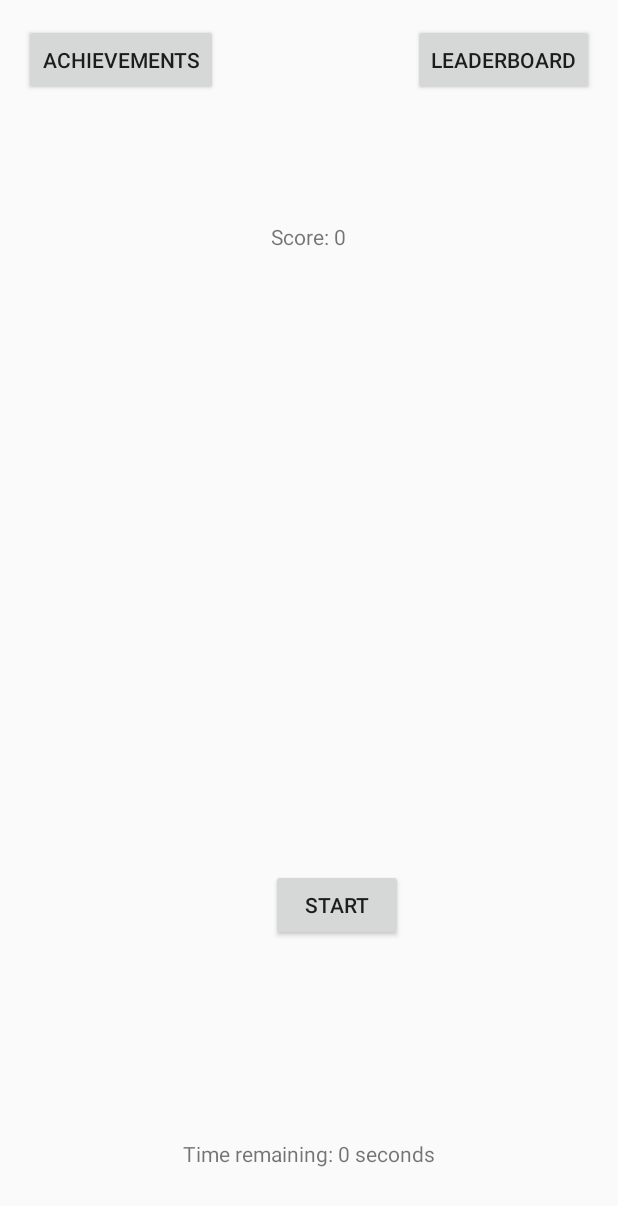
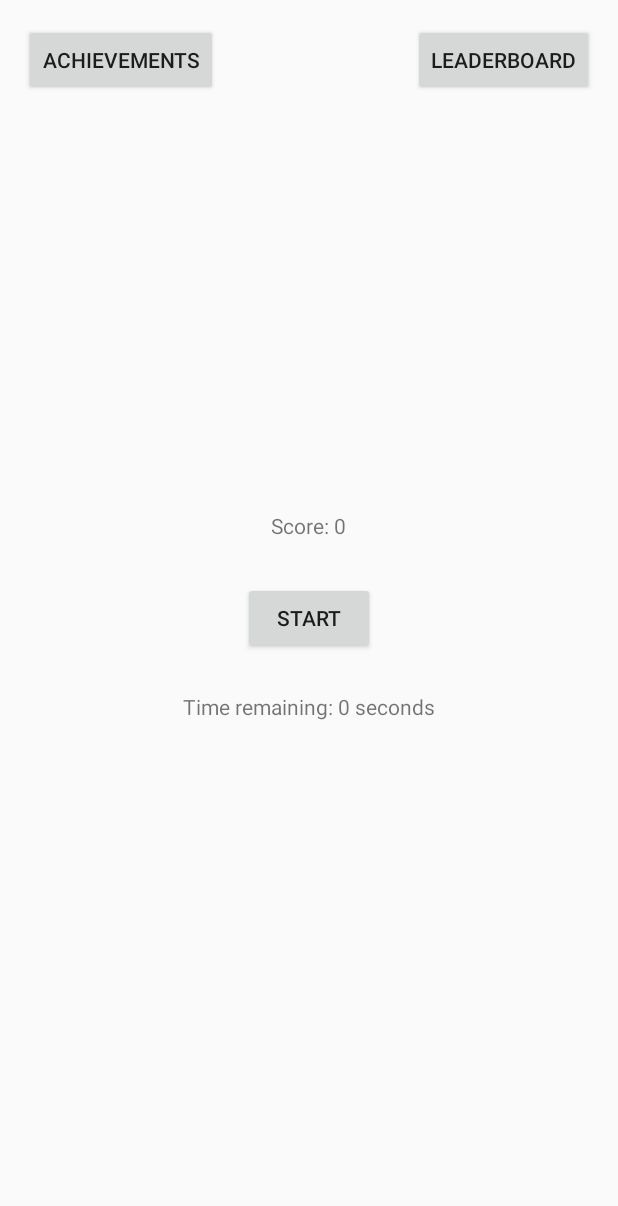
Before and after one commit to simgehelvaci/DriverBehaviorMobileApp, an Android app: the AchievementActivity screen opened directly, with no data from a screen before it, on a phone screen of 412 x 824 dp. Shown: the top 1206 px of the screen. Run offline under Robolectric (Android 15) with nearby library versions, the phone set to English and light mode, and no system bars; our stand-ins replace Firebase (no records; nobody signed in at launch, a user with empty details on screens opened directly); 1 statement that could not run was skipped.

Commit message:
Achievements-> Google Game added
Achievements bölümüne Google Game eklendi

```diff
--- a/app/build.gradle
+++ b/app/build.gradle
@@ -26,7 +26,7 @@ dependencies {
     compile 'com.android.support:appcompat-v7:27.1.0'
     compile 'com.android.support:support-v4:27.1.0'
     compile 'com.openxcplatform:library:6.1.6+'
-    compile 'com.android.support:multidex:1.0.3'
+    compile 'com.android.support:multidex:1.0.1'
     compile 'com.google.android.gms:play-services-games:9.8.0'
     compile 'com.android.support:support-annotations:27.0.2'
     compile 'com.android.support:cardview-v7:27.1.0'
--- a/app/src/main/AndroidManifest.xml
+++ b/app/src/main/AndroidManifest.xml
@@ -18,6 +18,8 @@
         android:icon="@drawable/siyahbeyaz"
         android:label="DRIVE"
         android:theme="@style/AppTheme">
+        <meta-data android:name="com.google.android.gms.games.APP_ID"
+            android:value="@string/app_id" />
         <activity
             android:name=".StarterActivity"
             android:label="DRIVE"
--- a/app/src/main/java/com/openxc/openxcstarter/AchievementActivity.java
+++ b/app/src/main/java/com/openxc/openxcstarter/AchievementActivity.java
@@ -1,36 +1,141 @@
 package com.openxc.openxcstarter;
 
 import android.os.CountDownTimer;
+import android.support.annotation.NonNull;
 import android.support.v7.app.AppCompatActivity;
 import android.os.Bundle;
+import android.util.Log;
 import android.view.View;
 import android.widget.Button;
 import android.widget.TextView;
 
+import com.google.android.gms.common.ConnectionResult;
+import com.google.android.gms.common.api.GoogleApiClient;
+
+import com.google.android.gms.games.Games;
+import com.google.firebase.auth.FirebaseAuth;
+import com.google.firebase.auth.FirebaseUser;
+
+import android.widget.Toast;
+
+import com.google.android.gms.tasks.OnCompleteListener;
+import com.google.android.gms.tasks.Task;
+import com.google.firebase.auth.AuthResult;
+
+import com.google.firebase.database.DatabaseReference;
+import com.google.firebase.database.FirebaseDatabase;
+
+import static com.openxc.openxcstarter.StarterActivity.*;
+import static com.openxc.openxcstarter.StarterActivity.statusPercentage;
+
 public class AchievementActivity extends AppCompatActivity {
+
     private Button mainButton;
     private TextView scoreView;
     private TextView timeView;
-
+    private Button leaderboardButton;
+    private Button showAchievementsButton;
     private int score = 0;
     private boolean playing = false;
+    GoogleApiClient apiClient;
+    String TAG = "Blabla";
+    private FirebaseAuth mAuth;
+
     @Override
     protected void onCreate(Bundle savedInstanceState) {
         super.onCreate(savedInstanceState);
         setContentView(R.layout.achievements_layout);
+        mAuth = FirebaseAuth.getInstance();
+        FirebaseUser currentUser = mAuth.getCurrentUser();
+
+        apiClient = new GoogleApiClient.Builder(this)
+                .addApi(Games.API)
+                .addScope(Games.SCOPE_GAMES)
+                .enableAutoManage(this, new GoogleApiClient.OnConnectionFailedListener() {
+                    @Override
+                    public void onConnectionFailed(@NonNull ConnectionResult connectionResult) {
+                        Log.e(TAG, "Could not connect to Play games services");
+                        finish();
+                    }
+                }).build();
+
+
+
+        if(score>100) {
+            Games.Achievements
+                    .unlock(apiClient,
+                            getString(R.string.achievement_lightning_fast));
+        }
+
+
         mainButton = (Button)findViewById(R.id.main_button);
+        leaderboardButton = (Button)findViewById(R.id.leaderboard_button);
+        showAchievementsButton = (Button)findViewById(R.id.achievements_button);
         scoreView = (TextView)findViewById(R.id.score_view);
         timeView = (TextView)findViewById(R.id.time_view);
+
+
+        showAchievementsButton.setOnClickListener(new View.OnClickListener() {
+            @Override
+            public void onClick(View view) {
+                startActivityForResult(
+                        Games.Achievements
+                                .getAchievementsIntent(apiClient),
+                        1
+                );
+                startActivityForResult(
+                        Games.Achievements
+                                .getAchievementsIntent(apiClient),
+                        2
+                );
+            }
+        });
+
+        leaderboardButton.setOnClickListener(new View.OnClickListener() {
+            @Override
+            public void onClick(View view) {
+
+                startActivityForResult(
+                        Games.Leaderboards.getLeaderboardIntent(apiClient,
+                                getString(R.string.leaderboard_my_little_leaderboard)), 0);
+
+            }
+        });
+
+        mAuth.signInAnonymously()
+                .addOnCompleteListener(this, new OnCompleteListener<AuthResult>() {
+                    @Override
+                    public void onComplete(@NonNull Task<AuthResult> task) {
+                        if (task.isSuccessful()) {
+                            // Sign in success, update UI with the signed-in user's information
+                            Log.d(TAG, "signInAnonymously:success");
+                            FirebaseUser user = mAuth.getCurrentUser();
+                            //updateUI(user);
+                        } else {
+                            // If sign in fails, display a message to the user.
+                            Log.w(TAG, "signInAnonymously:failure", task.getException());
+                            Toast.makeText(AchievementActivity.this, "Authentication failed.",
+                                    Toast.LENGTH_SHORT).show();
+                            //updateUI(null);
+                        }
+
+                        // ...
+                    }
+                });
         mainButton.setOnClickListener(new View.OnClickListener() {
             @Override
             public void onClick(View v) {
+                // More code goes here
+                //if(IGNITION.toLowerCase()== "off") playing = false;
+                //if(IGNITION.toLowerCase()== "run")playing = true;
                 if(!playing) {
                     // The first click
                     playing = true;
+
                     mainButton.setText("Keep Clicking");
 
                     // Initialize CountDownTimer to 60 seconds
-                    new CountDownTimer(20000, 1000) {
+                    new CountDownTimer(10000, 1000) {
                         @Override
                         public void onTick(long millisUntilFinished) {
                             timeView.setText("Time remaining: " + millisUntilFinished/1000);
@@ -39,9 +144,27 @@ public class AchievementActivity extends AppCompatActivity {
                         @Override
                         public void onFinish() {
                             playing = false;
+
                             timeView.setText("Game over");
                             mainButton.setVisibility(View.GONE);
+                            Games.Leaderboards.submitScore(apiClient,
+                                    getString(R.string.leaderboard_my_little_leaderboard),
+                                    score);
+                            FirebaseDatabase database = FirebaseDatabase.getInstance();
+                            DatabaseReference myRef = database.getReference();
+
+
+                            myRef.child("Drivers").child("Driver_id").setValue("55");
+                            String playerName = Games.Players.getCurrentPlayer(apiClient).getName();
+                            myRef.child("Drivers").child("Driver_name").setValue(playerName);
+                            myRef.child("Drivers").child("Driver_score").setValue(statusPercentage);
+
+
+
+
+
                         }
+
                     }.start();  // Start the timer
                 } else {
                     // Subsequent clicks
@@ -50,6 +173,8 @@ public class AchievementActivity extends AppCompatActivity {
                 }
             }
         });
+
     }
 
+
 }
--- a/app/src/main/java/com/openxc/openxcstarter/StarterActivity.java
+++ b/app/src/main/java/com/openxc/openxcstarter/StarterActivity.java
@@ -70,6 +70,8 @@ public class StarterActivity extends Activity {
     protected void onCreate(Bundle savedInstanceState) {
         super.onCreate(savedInstanceState);
         setContentView(R.layout.activity_starter);
+
+
 
         lstBook = new ArrayList<>();
         lstBook.add(new Book("Achievements","Google Play Services","Description",R.drawable.achv));
--- a/app/src/main/res/layout/achievements_layout.xml
+++ b/app/src/main/res/layout/achievements_layout.xml
@@ -10,32 +10,33 @@
     android:paddingTop="@dimen/activity_vertical_margin"
     tools:context="com.openxc.openxcstarter.AchievementActivity">
 
+
     <Button
-        android:id="@+id/main_button"
+        android:text="Start"
         android:layout_width="wrap_content"
         android:layout_height="wrap_content"
-        android:layout_above="@+id/time_view"
-        android:layout_alignStart="@+id/score_view"
-        android:layout_marginBottom="132dp"
-        android:text="Start" />
+        android:layout_centerVertical="true"
+        android:layout_centerHorizontal="true"
+        android:id="@+id/main_button" />
 
     <TextView
-        android:id="@+id/time_view"
+        android:text="Time remaining: 0 seconds"
         android:layout_width="wrap_content"
         android:layout_height="wrap_content"
-        android:layout_alignParentBottom="true"
+        android:layout_below="@+id/main_button"
         android:layout_centerHorizontal="true"
-        android:layout_marginBottom="29dp"
-        android:text="Time remaining: 0 seconds" />
+        android:layout_marginTop="25dp"
+        android:id="@+id/time_view" />
 
     <TextView
-        android:id="@+id/score_view"
+        android:text="Score: 0"
         android:layout_width="wrap_content"
         android:layout_height="wrap_content"
-        android:layout_below="@+id/achievements_button"
+        android:layout_above="@+id/main_button"
+        android:layout_marginBottom="28dp"
         android:layout_centerHorizontal="true"
-        android:layout_marginTop="84dp"
-        android:text="Score: 0" />
+        android:id="@+id/score_view" />
+
     <Button
         android:text="Achievements"
         android:layout_width="wrap_content"
--- a/app/src/main/res/values/strings.xml
+++ b/app/src/main/res/values/strings.xml
@@ -1,6 +1,18 @@
 <?xml version="1.0" encoding="utf-8"?>
+
+<!--
+Google Play game services IDs.
+Save this file as res/values/games-ids.xml in your project.
+-->
 <resources>
-
+    <!-- app_id -->
+    <string name="app_id" translatable="false">136256785114</string>
+    <!-- package_name -->
+    <string name="package_name" translatable="false">com.openxc.openxcstarter</string>
+    <!-- achievement Lightning Fast -->
+    <string name="achievement_lightning_fast" translatable="false">CgkI2pWmzPsDEAIQAg</string>
+    <!-- leaderboard My Little Leaderboard -->
+    <string name="leaderboard_my_little_leaderboard" translatable="false">CgkI2pWmzPsDEAIQAA</string>
     <string name="app_name">DRIVE</string>
     <string name="action_settings">Settings</string>
     <string name="hello_world">Hello world!</string>
```
Also changed, not shown: 2 other files.
